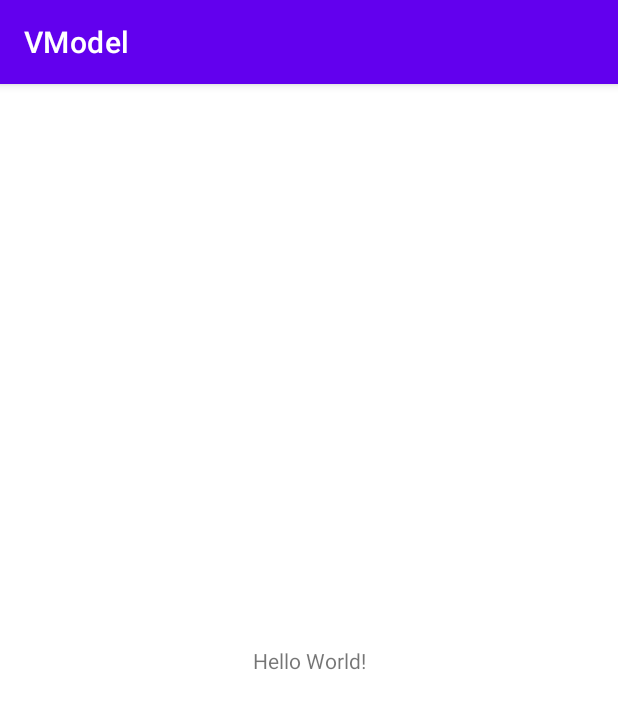
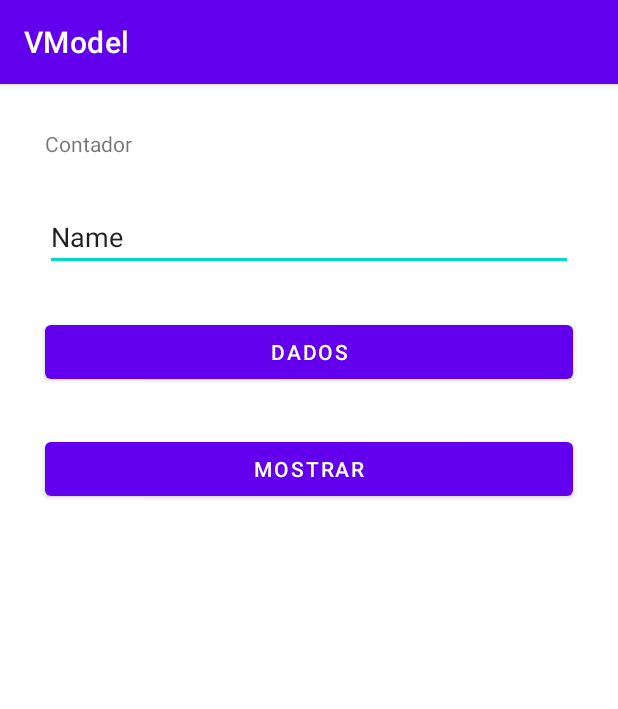
Before and after one commit to Saotomefirst/vmodel, an Android app: the screen it shows after launch (MainActivity), on a phone screen of 412 x 824 dp. Shown: the top 709 px of the screen. Run offline under Robolectric (Android 15) with nearby library versions, the phone set to English and light mode, and no system bars.

Commit message:
Criada tela
Criados os elementos visuais de suporte para a aplicação

```diff
--- a/app/src/main/res/layout/activity_main.xml
+++ b/app/src/main/res/layout/activity_main.xml
@@ -7,12 +7,47 @@
     tools:context=".MainActivity">
 
     <TextView
-        android:layout_width="wrap_content"
+        android:id="@+id/textView"
+        android:layout_width="0dp"
         android:layout_height="wrap_content"
-        android:text="Hello World!"
-        app:layout_constraintBottom_toBottomOf="parent"
+        android:layout_marginStart="30dp"
+        android:layout_marginTop="30dp"
+        android:layout_marginEnd="30dp"
+        android:text="Contador"
         app:layout_constraintLeft_toLeftOf="parent"
         app:layout_constraintRight_toRightOf="parent"
         app:layout_constraintTop_toTopOf="parent" />
 
+    <EditText
+        android:id="@+id/txtContador"
+        android:layout_width="0dp"
+        android:layout_height="wrap_content"
+        android:layout_marginTop="30dp"
+        android:ems="10"
+        android:inputType="textPersonName"
+        android:text="Name"
+        app:layout_constraintEnd_toEndOf="@+id/textView"
+        app:layout_constraintStart_toStartOf="@+id/textView"
+        app:layout_constraintTop_toBottomOf="@+id/textView" />
+
+    <Button
+        android:id="@+id/btnDados"
+        android:layout_width="0dp"
+        android:layout_height="wrap_content"
+        android:layout_marginTop="30dp"
+        android:text="Dados"
+        app:layout_constraintEnd_toEndOf="@+id/txtContador"
+        app:layout_constraintStart_toStartOf="@+id/txtContador"
+        app:layout_constraintTop_toBottomOf="@+id/txtContador" />
+
+    <Button
+        android:id="@+id/btnMostrar"
+        android:layout_width="0dp"
+        android:layout_height="wrap_content"
+        android:layout_marginTop="30dp"
+        android:text="Mostrar"
+        app:layout_constraintEnd_toEndOf="@+id/btnDados"
+        app:layout_constraintStart_toStartOf="@+id/btnDados"
+        app:layout_constraintTop_toBottomOf="@+id/btnDados" />
+
 </androidx.constraintlayout.widget.ConstraintLayout>
```
